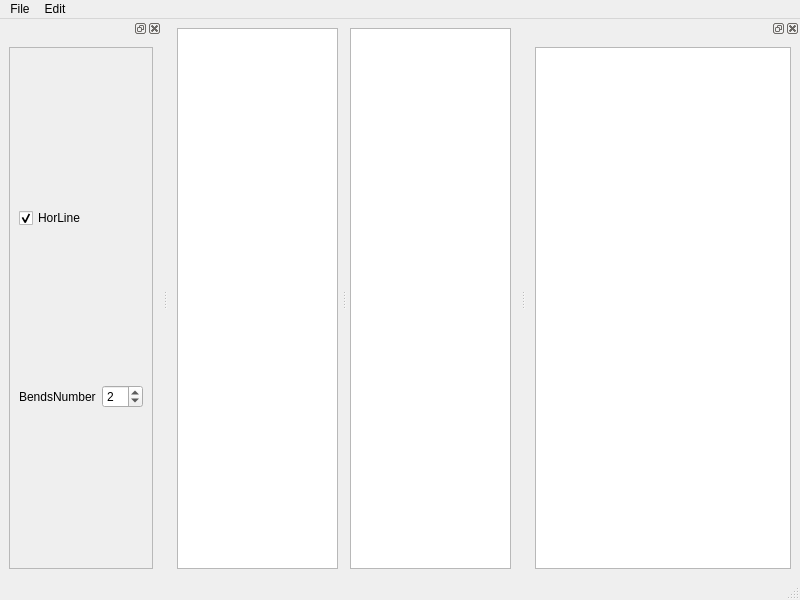
Old version of the form MainWindow.ui in the repository MichaelKolesnikov/Code2ERD.
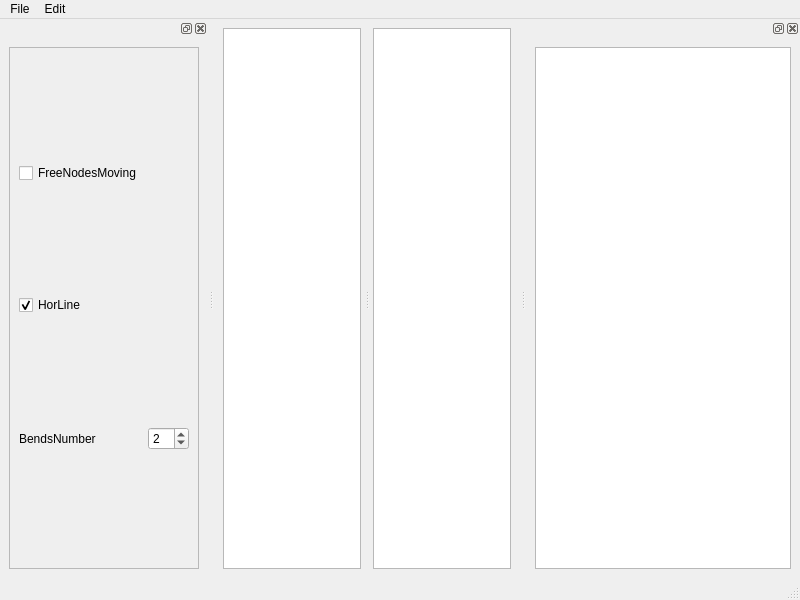
New version of the form. Custom widgets are drawn as their Qt base class.

Patch:
```diff
--- a/MainWindow.ui
+++ b/MainWindow.ui
@@ -86,7 +86,21 @@
         <enum>QFrame::Raised</enum>
        </property>
        <layout class="QGridLayout" name="gridLayout_4">
-        <item row="0" column="0" colspan="2">
+        <item row="3" column="1">
+         <widget class="QSpinBox" name="spinBoxBendsNumber">
+          <property name="value">
+           <number>2</number>
+          </property>
+         </widget>
+        </item>
+        <item row="3" column="0">
+         <widget class="QLabel" name="label">
+          <property name="text">
+           <string>BendsNumber</string>
+          </property>
+         </widget>
+        </item>
+        <item row="1" column="0" colspan="2">
          <widget class="QCheckBox" name="checkBox">
           <property name="text">
            <string>HorLine</string>
@@ -96,17 +110,10 @@
           </property>
          </widget>
         </item>
-        <item row="1" column="0">
-         <widget class="QLabel" name="label">
+        <item row="0" column="0">
+         <widget class="QCheckBox" name="checkBoxFreeNodesMoving">
           <property name="text">
-           <string>BendsNumber</string>
-          </property>
-         </widget>
-        </item>
-        <item row="1" column="1">
-         <widget class="QSpinBox" name="spinBoxBendsNumber">
-          <property name="value">
-           <number>2</number>
+           <string>FreeNodesMoving</string>
           </property>
          </widget>
         </item>
```
